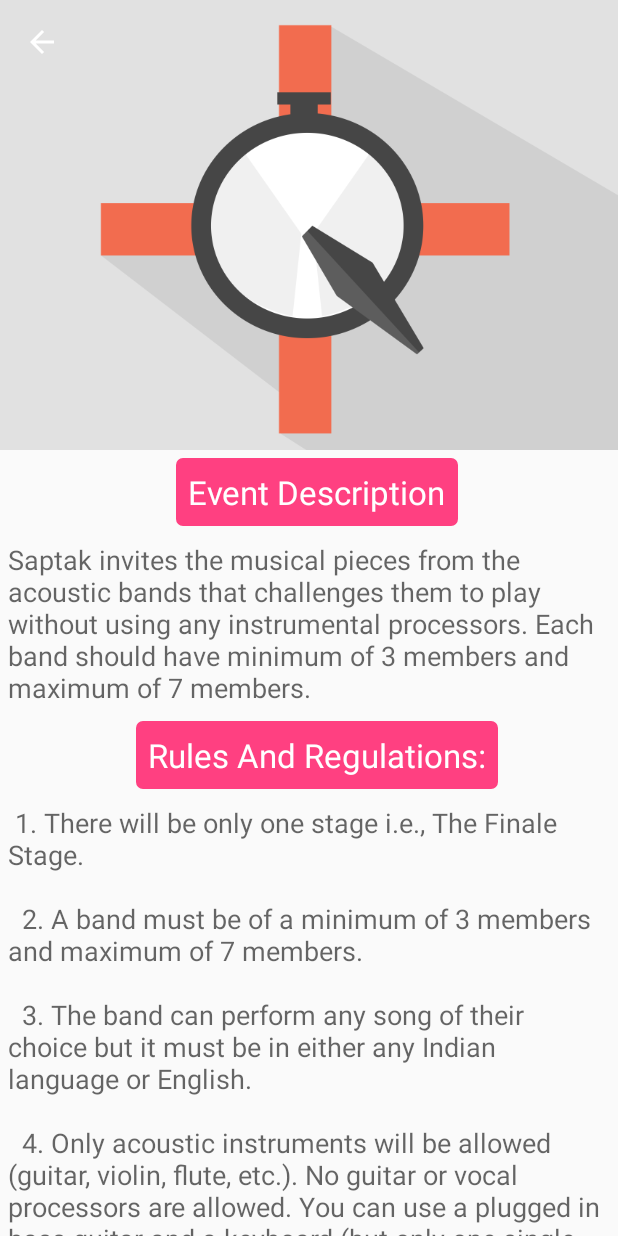
After one commit to MohitKhaitan/KIIT_FEST, an Android app: the BeatsSaptak screen opened directly, with no data from a screen before it, on a phone screen of 412 x 824 dp. The commit adds this screen. Run offline under Robolectric (Android 15) with nearby library versions, the phone set to English and light mode, and no system bars.

Commit message:
Initial Commit

```diff
--- a/app/src/main/AndroidManifest.xml
+++ b/app/src/main/AndroidManifest.xml
@@ -56,6 +56,10 @@
             android:parentActivityName=".SubEventBeatsListActivity"
             android:theme="@style/AppTheme.NoActionBar"
             android:label=""/>
+        <activity android:name=".BeatsSaptak"
+            android:parentActivityName=".SubEventBeatsListActivity"
+            android:theme="@style/AppTheme.NoActionBar"
+            android:label=""/>
 
         <!-- BEATS SUB EVENT ACTIVITY END-->
 
--- /dev/null
+++ b/app/src/main/java/com/appodroid/mohitkhaitan/kiitfest/BeatsSaptak.java
@@ -0,0 +1,30 @@
+package com.appodroid.mohitkhaitan.kiitfest;
+
+import android.os.Bundle;
+import android.support.v7.app.AppCompatActivity;
+import android.support.v7.widget.Toolbar;
+import android.widget.ImageView;
+
+import com.bumptech.glide.Glide;
+
+/**
+ * Created by MOHIT KHAITAN on 22-01-2016.
+ */
+public class BeatsSaptak extends AppCompatActivity {
+
+    ImageView imgView;
+    Toolbar toolbar;
+
+    @Override
+    public void onCreate(Bundle savedInstanceState){
+        super.onCreate(savedInstanceState);
+        setContentView(R.layout.beats_saptak);
+
+        toolbar = (Toolbar)findViewById(R.id.toolbar);
+        setSupportActionBar(toolbar);
+        getSupportActionBar().setDisplayHomeAsUpEnabled(true);
+
+        imgView = (ImageView)findViewById(R.id.backdrop);
+        Glide.with(getApplicationContext()).load(R.drawable.default_img).into(imgView);
+    }
+}
--- a/app/src/main/java/com/appodroid/mohitkhaitan/kiitfest/SubEventBeatsListActivity.java
+++ b/app/src/main/java/com/appodroid/mohitkhaitan/kiitfest/SubEventBeatsListActivity.java
@@ -79,7 +79,9 @@ public class SubEventBeatsListActivity extends AppCompatActivity {
 //                        Toast.makeText(getApplicationContext(),"Card 4",Toast.LENGTH_SHORT).show();
                         break;
                     case 4:
-                        Toast.makeText(getApplicationContext(),"Card 5",Toast.LENGTH_SHORT).show();
+                        intentBeats = new Intent(getApplicationContext(),BeatsSaptak.class);
+                        startActivity(intentBeats);
+//                        Toast.makeText(getApplicationContext(),"Card 5",Toast.LENGTH_SHORT).show();
                         break;
                     case 5:
                         Toast.makeText(getApplicationContext(),"Card ",Toast.LENGTH_SHORT).show();
--- /dev/null
+++ b/app/src/main/res/layout/beats_saptak.xml
@@ -0,0 +1,199 @@
+<?xml version="1.0" encoding="utf-8"?>
+<RelativeLayout xmlns:android="http://schemas.android.com/apk/res/android"
+    xmlns:app="http://schemas.android.com/apk/res-auto"
+    android:layout_width="match_parent"
+    android:layout_height="match_parent">
+
+    <android.support.design.widget.CoordinatorLayout
+        android:id="@+id/coordinator_layout"
+        android:layout_width="match_parent"
+        android:layout_height="match_parent"
+        android:fitsSystemWindows="true">
+
+        <android.support.design.widget.AppBarLayout
+            android:id="@+id/appbarlayout"
+            android:layout_width="match_parent"
+            android:layout_height="300dp"
+            android:fitsSystemWindows="true"
+            android:theme="@style/ThemeOverlay.AppCompat.Dark.ActionBar">
+
+            <android.support.design.widget.CollapsingToolbarLayout
+                android:id="@+id/collapsing_toolbar"
+                android:layout_width="match_parent"
+                android:layout_height="match_parent"
+                android:fitsSystemWindows="true"
+                app:contentScrim="?attr/colorPrimary"
+                app:expandedTitleMarginEnd="64dp"
+                app:expandedTitleMarginStart="48dp"
+                app:layout_scrollFlags="scroll|exitUntilCollapsed">
+
+                <ImageView
+                    android:id="@+id/backdrop"
+                    android:layout_width="match_parent"
+                    android:layout_height="match_parent"
+                    android:fitsSystemWindows="true"
+                    android:scaleType="centerCrop"
+                    app:layout_collapseMode="parallax" />
+
+
+                <android.support.v7.widget.Toolbar
+                    android:id="@+id/toolbar"
+                    android:layout_width="match_parent"
+                    android:layout_height="?attr/actionBarSize"
+                    android:theme="@style/ThemeOverlay.AppCompat.Dark.ActionBar"
+                    app:layout_collapseMode="pin"
+                    app:popupTheme="@style/ThemeOverlay.AppCompat.Light" />
+
+            </android.support.design.widget.CollapsingToolbarLayout>
+
+        </android.support.design.widget.AppBarLayout>
+
+        <!-- Content to be  added here-->
+        <android.support.v4.widget.NestedScrollView xmlns:android="http://schemas.android.com/apk/res/android"
+            xmlns:app="http://schemas.android.com/apk/res-auto"
+            android:layout_width="match_parent"
+            android:layout_height="match_parent"
+            app:layout_behavior="@string/appbar_scrolling_view_behavior">
+
+            <LinearLayout
+                android:layout_width="match_parent"
+                android:layout_height="match_parent"
+                android:orientation="vertical">
+
+                <TextView
+                    android:id="@+id/event_description_heading"
+                    android:layout_width="wrap_content"
+                    android:layout_height="wrap_content"
+                    android:textAppearance="?android:attr/textAppearanceLarge"
+                    android:text="Event Description"
+                    android:layout_alignParentBottom="true"
+                    android:layout_alignParentStart="true"
+                    android:layout_marginLeft="5dp"
+                    android:background="@drawable/custom_button_design"
+                    android:textColor="#FFFFFF"
+                    android:padding="8dp"
+                    android:layout_marginTop="5dp"
+                    android:layout_gravity="center"/>
+
+                <TextView
+                    android:layout_width="wrap_content"
+                    android:layout_height="wrap_content"
+                    android:textAppearance="?android:attr/textAppearanceMedium"
+                    android:id="@+id/event_description_details"
+                    android:text="Saptak invites the musical pieces from the acoustic bands that challenges them to play without using any instrumental processors. Each band should have minimum of 3 members and maximum of 7 members."
+                    android:layout_marginLeft="5dp"
+                    android:layout_marginRight="5dp"
+                    android:layout_marginTop="10dp"
+                    android:layout_marginBottom="10dp"
+                    android:layout_alignParentBottom="true"
+                    android:layout_alignParentStart="true" />
+
+                <TextView
+                    android:id="@+id/rules_heading"
+                    android:layout_width="wrap_content"
+                    android:layout_height="wrap_content"
+                    android:textAppearance="?android:attr/textAppearanceLarge"
+                    android:text="Rules And Regulations:"
+                    android:layout_alignParentBottom="true"
+                    android:layout_alignParentStart="true"
+                    android:layout_marginLeft="5dp"
+                    android:background="@drawable/custom_button_design"
+                    android:padding="8dp"
+                    android:textColor="#FFFFFF"
+                    android:layout_gravity="center"/>
+
+                <TextView
+                    android:layout_width="wrap_content"
+                    android:layout_height="wrap_content"
+                    android:textAppearance="?android:attr/textAppearanceMedium"
+                    android:id="@+id/rules_details"
+                    android:layout_marginLeft="5dp"
+                    android:layout_marginRight="5dp"
+                    android:layout_marginTop="10dp"
+                    android:layout_marginBottom="10dp"
+                    android:layout_alignParentBottom="true"
+                    android:layout_alignParentStart="true"
+                    android:text="
+1.	There will be only one stage i.e., The Finale Stage.\n\n
+
+2.	A band must be of a minimum of 3 members and maximum of 7 members.\n\n
+
+3.	The band can perform any song of their choice but it must be in either any Indian language or English.\n\n
+
+4.	Only acoustic instruments will be allowed (guitar, violin, flute, etc.). No guitar or vocal processors are allowed. You can use a plugged in bass guitar and a keyboard (but only one single patch in keyboard).\n\n
+
+5.	Each band will be given a total of 15 mins, 5 mins sound check and 10 min of performance amp ON to amp OFF.\n\n
+
+6.	There should be No vulgarity in lyrics or the band will face immediate disqualification.\n"/>
+
+                <TextView
+                    android:id="@+id/notes_judge"
+                    android:layout_width="wrap_content"
+                    android:layout_height="wrap_content"
+                    android:layout_alignParentBottom="true"
+                    android:layout_alignParentStart="true"
+                    android:layout_marginBottom="10dp"
+                    android:layout_marginLeft="5dp"
+                    android:layout_marginRight="5dp"
+                    android:text="The Judges’ Decision will be final and unquestionable."
+                    android:textAppearance="?android:attr/textAppearanceMedium"
+                    android:textColor="#000000"
+                    android:textSize="15sp" />
+
+                <TextView
+                    android:id="@+id/rules_judge"
+                    android:layout_width="wrap_content"
+                    android:layout_height="wrap_content"
+                    android:textAppearance="?android:attr/textAppearanceLarge"
+                    android:text="Judging Criteria"
+                    android:layout_alignParentBottom="true"
+                    android:layout_alignParentStart="true"
+                    android:layout_marginLeft="5dp"
+                    android:background="@drawable/custom_button_design"
+                    android:padding="8dp"
+                    android:textColor="#FFFFFF"
+                    android:layout_gravity="center"/>
+                <TextView
+                    android:layout_width="wrap_content"
+                    android:layout_height="wrap_content"
+                    android:textAppearance="?android:attr/textAppearanceMedium"
+                    android:id="@+id/rules_judging_criteria"
+                    android:layout_marginLeft="5dp"
+                    android:layout_marginRight="5dp"
+                    android:layout_marginTop="10dp"
+                    android:layout_marginBottom="10dp"
+                    android:layout_alignParentBottom="true"
+                    android:layout_alignParentStart="true"
+                    android:text="
+1.	Overall performance and stage presence.\n\n
+
+2.	Originality.\n\n
+
+3.	Technicality, etc.\n\n
+"/>
+
+                <TextView
+                    android:id="@+id/notes"
+                    android:layout_width="wrap_content"
+                    android:layout_height="wrap_content"
+                    android:layout_alignParentBottom="true"
+                    android:layout_alignParentStart="true"
+                    android:layout_marginBottom="10dp"
+                    android:layout_marginLeft="5dp"
+                    android:layout_marginRight="5dp"
+                    android:text="NOTE: Original compositions will be more appreciated but are not mandatory."
+                    android:textAppearance="?android:attr/textAppearanceMedium"
+                    android:textColor="#000000"
+                    android:textSize="15sp" />
+
+            </LinearLayout>
+
+        </android.support.v4.widget.NestedScrollView>
+
+
+    </android.support.design.widget.CoordinatorLayout>
+
+
+
+
+</RelativeLayout>
```
